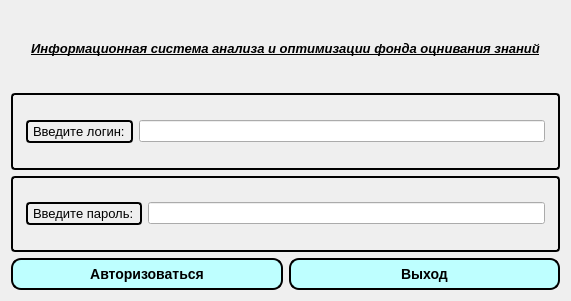
Qt form widget.ui (gunmaden/IS-AOOZ) before a commit.
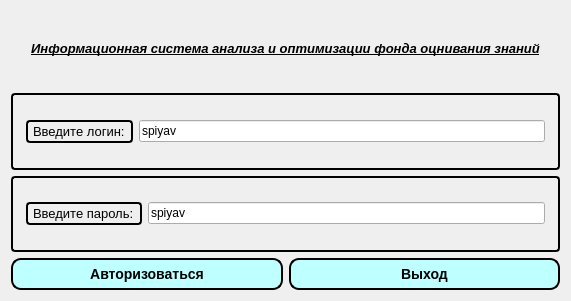
The same form after that commit. Icons and pictures are not drawn.

Patch:
```diff
--- a/widget.ui
+++ b/widget.ui
@@ -53,7 +53,11 @@
          </widget>
         </item>
         <item>
-         <widget class="QLineEdit" name="lineEdit"/>
+         <widget class="QLineEdit" name="lineEdit">
+          <property name="text">
+           <string>spiyav</string>
+          </property>
+         </widget>
         </item>
        </layout>
       </item>
@@ -95,7 +99,11 @@
          </widget>
         </item>
         <item>
-         <widget class="QLineEdit" name="lineEdit_2"/>
+         <widget class="QLineEdit" name="lineEdit_2">
+          <property name="text">
+           <string>spiyav</string>
+          </property>
+         </widget>
         </item>
        </layout>
       </item>
```
